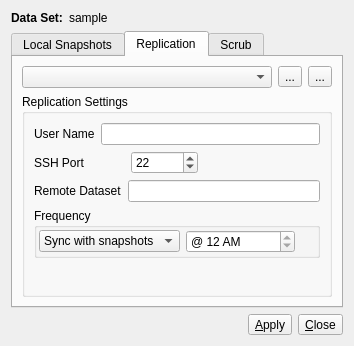
Qt form src-qt5/life-preserver/lp-gui/LPConfig.ui (trueos/pcbsd) before a commit.
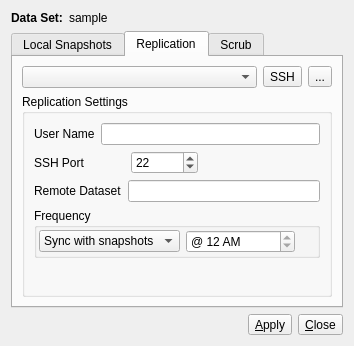
The same form after that commit. The open tabs and pages were chosen to show the change. Icons and pictures are not drawn.

Commit message: Adjust how ISCSI replication hosts are handled by the LP configuration dialog. It will allow viewing/removing the ISCSI host setting, but will not allow for changing the host settings at the moment. This new integration/support will need to be worked on for 10.2 rather than right before a release.

Diff of the .ui file:
```diff
--- a/src-qt5/life-preserver/lp-gui/LPConfig.ui
+++ b/src-qt5/life-preserver/lp-gui/LPConfig.ui
@@ -188,12 +188,15 @@
          <item>
           <widget class="QToolButton" name="tool_rep_addhost">
            <property name="text">
-            <string>...</string>
+            <string>SSH</string>
            </property>
            <property name="icon">
             <iconset resource="lPreserve.qrc">
              <normaloff>:/images/list-add.png</normaloff>:/images/list-add.png</iconset>
            </property>
+           <property name="toolButtonStyle">
+            <enum>Qt::ToolButtonTextBesideIcon</enum>
+           </property>
           </widget>
          </item>
          <item>
```
The commit also changes 3 other files.
